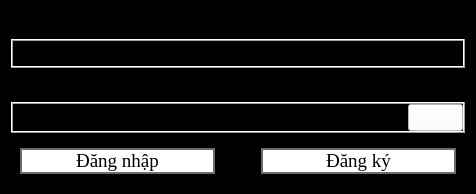
This is ui/login.ui in DTNS2905/App_quan_ly_python_qt_ as Qt 5 draws it before an edit. The edited form follows.
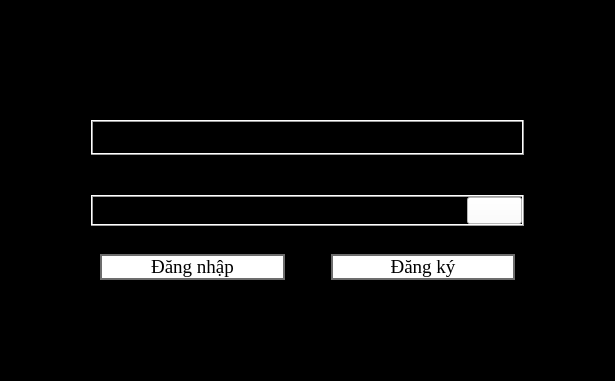
This is the edited form. Icons and pictures are not drawn.

The edit to the form file:
```diff
--- a/ui/login.ui
+++ b/ui/login.ui
@@ -6,8 +6,8 @@
    <rect>
     <x>0</x>
     <y>0</y>
-    <width>476</width>
-    <height>182</height>
+    <width>615</width>
+    <height>381</height>
    </rect>
   </property>
   <property name="sizePolicy">
@@ -18,8 +18,8 @@
   </property>
   <property name="maximumSize">
    <size>
-    <width>476</width>
-    <height>182</height>
+    <width>16777215</width>
+    <height>16777215</height>
    </size>
   </property>
   <property name="palette">
@@ -285,8 +285,21 @@
   <property name="modal">
    <bool>false</bool>
   </property>
-  <layout class="QVBoxLayout" name="verticalLayout">
-   <item>
+  <layout class="QGridLayout" name="gridLayout">
+   <item row="0" column="2">
+    <spacer name="verticalSpacer_2">
+     <property name="orientation">
+      <enum>Qt::Orientation::Vertical</enum>
+     </property>
+     <property name="sizeHint" stdset="0">
+      <size>
+       <width>1</width>
+       <height>76</height>
+      </size>
+     </property>
+    </spacer>
+   </item>
+   <item row="1" column="1" colspan="3">
     <widget class="QLabel" name="username">
      <property name="sizePolicy">
       <sizepolicy hsizetype="Maximum" vsizetype="Maximum">
@@ -311,8 +324,14 @@
      </property>
     </widget>
    </item>
-   <item>
+   <item row="2" column="1" colspan="3">
     <widget class="QFrame" name="verticalFrame">
+     <property name="sizePolicy">
+      <sizepolicy hsizetype="Preferred" vsizetype="Maximum">
+       <horstretch>0</horstretch>
+       <verstretch>0</verstretch>
+      </sizepolicy>
+     </property>
      <property name="frameShape">
       <enum>QFrame::Shape::Box</enum>
      </property>
@@ -327,18 +346,18 @@
        <number>0</number>
       </property>
       <property name="topMargin">
-       <number>0</number>
+       <number>3</number>
       </property>
       <property name="rightMargin">
        <number>0</number>
       </property>
       <property name="bottomMargin">
-       <number>0</number>
+       <number>3</number>
       </property>
       <item>
        <widget class="QLineEdit" name="username_input">
         <property name="sizePolicy">
-         <sizepolicy hsizetype="Expanding" vsizetype="Maximum">
+         <sizepolicy hsizetype="Minimum" vsizetype="Maximum">
           <horstretch>0</horstretch>
           <verstretch>0</verstretch>
          </sizepolicy>
@@ -369,7 +388,7 @@
      </layout>
     </widget>
    </item>
-   <item>
+   <item row="3" column="1" colspan="2">
     <widget class="QLabel" name="password">
      <property name="sizePolicy">
       <sizepolicy hsizetype="Maximum" vsizetype="Maximum">
@@ -394,8 +413,14 @@
      </property>
     </widget>
    </item>
-   <item>
+   <item row="5" column="1" colspan="3">
     <widget class="QFrame" name="horizontalFrame">
+     <property name="sizePolicy">
+      <sizepolicy hsizetype="Preferred" vsizetype="Maximum">
+       <horstretch>0</horstretch>
+       <verstretch>0</verstretch>
+      </sizepolicy>
+     </property>
      <property name="styleSheet">
       <string notr="true"/>
      </property>
@@ -616,7 +641,7 @@
      </layout>
     </widget>
    </item>
-   <item>
+   <item row="6" column="1">
     <spacer name="verticalSpacer">
      <property name="orientation">
       <enum>Qt::Orientation::Vertical</enum>
@@ -632,8 +657,14 @@
      </property>
     </spacer>
    </item>
-   <item>
+   <item row="7" column="1" colspan="3">
     <widget class="QWidget" name="horizontalWidget" native="true">
+     <property name="sizePolicy">
+      <sizepolicy hsizetype="Preferred" vsizetype="Maximum">
+       <horstretch>0</horstretch>
+       <verstretch>0</verstretch>
+      </sizepolicy>
+     </property>
      <layout class="QHBoxLayout" name="horizontalLayout_3">
       <item>
        <widget class="QPushButton" name="login">
@@ -719,6 +750,51 @@
      </layout>
     </widget>
    </item>
+   <item row="8" column="3">
+    <spacer name="verticalSpacer_3">
+     <property name="orientation">
+      <enum>Qt::Orientation::Vertical</enum>
+     </property>
+     <property name="sizeHint" stdset="0">
+      <size>
+       <width>1</width>
+       <height>75</height>
+      </size>
+     </property>
+    </spacer>
+   </item>
+   <item row="5" column="0">
+    <spacer name="horizontalSpacer">
+     <property name="orientation">
+      <enum>Qt::Orientation::Horizontal</enum>
+     </property>
+     <property name="sizeType">
+      <enum>QSizePolicy::Policy::Fixed</enum>
+     </property>
+     <property name="sizeHint" stdset="0">
+      <size>
+       <width>80</width>
+       <height>20</height>
+      </size>
+     </property>
+    </spacer>
+   </item>
+   <item row="4" column="4" rowspan="2">
+    <spacer name="horizontalSpacer_2">
+     <property name="orientation">
+      <enum>Qt::Orientation::Horizontal</enum>
+     </property>
+     <property name="sizeType">
+      <enum>QSizePolicy::Policy::Fixed</enum>
+     </property>
+     <property name="sizeHint" stdset="0">
+      <size>
+       <width>80</width>
+       <height>20</height>
+      </size>
+     </property>
+    </spacer>
+   </item>
   </layout>
   <zorder>verticalFrame</zorder>
   <zorder>password</zorder>
```
Left out of the diff: 4 changed lines with no effect on the pictures.
